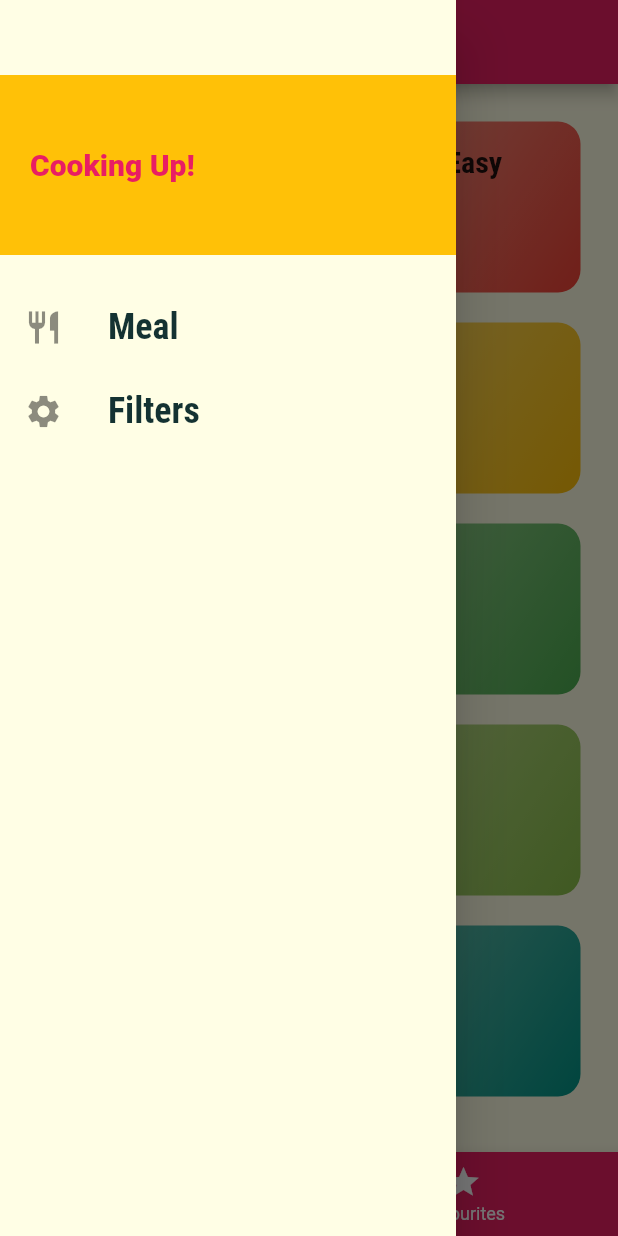
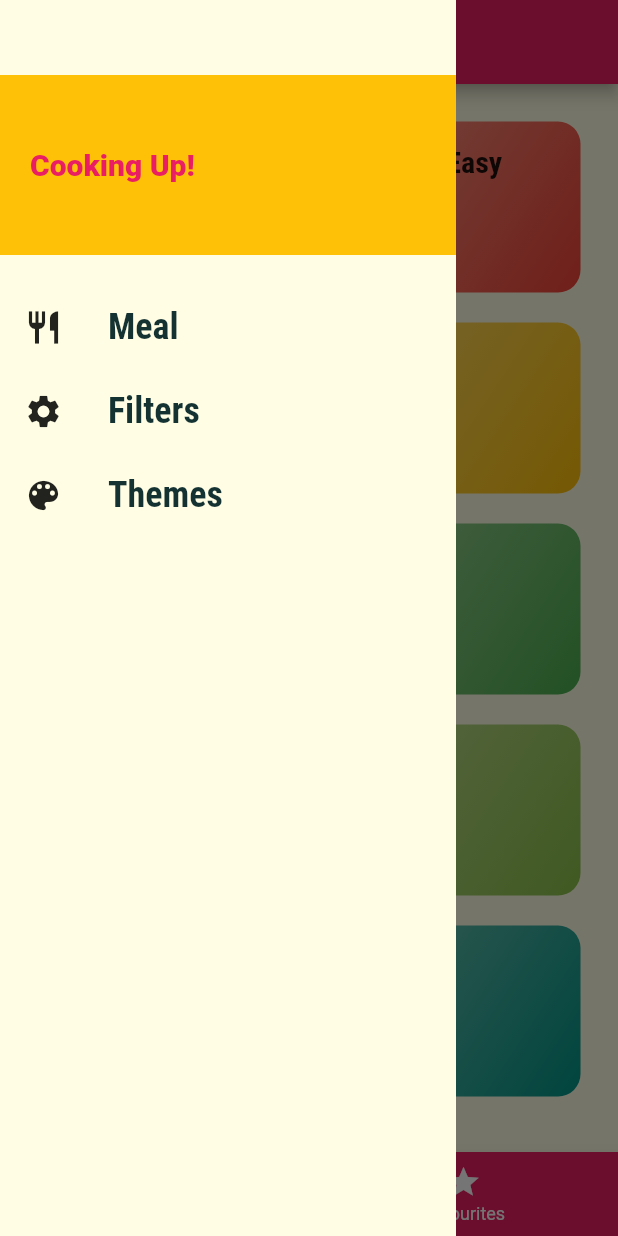
Before and after one commit to ahmedashraf722/mealApp, a Flutter app: the screen it shows after launch, with the side drawer open, on a phone screen of 412 x 824 dp. Run offline on Flutter 3.47's test engine with Material 2 defaults, Android fonts, the phone set to English and light mode, and no system bars; our stand-ins replace flutter_colorpicker, shared_preferences.

Commit message:
Add theme mode provider...

```diff
--- a/lib/main.dart
+++ b/lib/main.dart
@@ -1,19 +1,27 @@
 import 'package:flutter/material.dart';
 import 'package:meal_app/providers/meal_provider.dart';
+import 'package:meal_app/providers/theme_provider.dart';
 import 'package:meal_app/screens/categories_meal_screens.dart';
 import 'package:meal_app/screens/filters_screen.dart';
 import 'package:meal_app/screens/meal_details_screens.dart';
 import 'package:meal_app/screens/tabs_screen.dart';
+import 'package:meal_app/screens/themes_screens.dart';
 import 'package:provider/provider.dart';
+//import 'package:shared_preferences/shared_preferences.dart';
 
 void main() {
+  /*WidgetsFlutterBinding.ensureInitialized();
+  SharedPreferences prefs = await SharedPreferences.getInstance();
+  prefs.clear();*/
   WidgetsFlutterBinding.ensureInitialized();
-
   runApp(
     MultiProvider(
       providers: [
         ChangeNotifierProvider<MealProvider>(
           create: (_) => MealProvider(),
+        ),
+        ChangeNotifierProvider<ThemeProvider>(
+          create: (_) => ThemeProvider(),
         ),
       ],
       child: MyApp(),
@@ -24,19 +32,46 @@ void main() {
 class MyApp extends StatelessWidget {
   @override
   Widget build(BuildContext context) {
+    var tm = Provider.of<ThemeProvider>(context, listen: true).tm;
+    var primaryColor = Provider.of<ThemeProvider>(context, listen: true).primaryColor;
+    var  accentColor = Provider.of<ThemeProvider>(context, listen: true).accentColor;
     return MaterialApp(
+      themeMode: tm,
       theme: ThemeData(
-        primarySwatch: Colors.pink,
-        accentColor: Colors.amber,
+        primarySwatch: primaryColor,
+        accentColor: accentColor,
+        fontFamily: 'Raleway',
         canvasColor: Color.fromRGBO(255, 254, 229, 1),
+        buttonColor: Colors.black87,
+        cardColor: Colors.white,
+        shadowColor: Colors.black54,
         textTheme: ThemeData.light().textTheme.copyWith(
               bodyText1: TextStyle(
                 color: Color.fromRGBO(20, 50, 50, 1),
               ),
-              bodyText2: TextStyle(
-                color: Color.fromRGBO(20, 50, 50, 1),
+              headline6: TextStyle(
+                color: Colors.black87,
+                fontSize: 20,
+                fontFamily: 'RobotoCondensed',
+                fontWeight: FontWeight.bold,
+              ),
+            ),
+      ),
+      darkTheme: ThemeData(
+        primarySwatch: primaryColor,
+        accentColor: accentColor,
+        fontFamily: 'Raleway',
+        canvasColor: Color.fromRGBO(14, 22, 33, 1),
+        buttonColor: Colors.white70,
+        cardColor: Color.fromRGBO(35, 34, 39, 1),
+        shadowColor: Colors.white60,
+        unselectedWidgetColor: Colors.white70,
+        textTheme: ThemeData.dark().textTheme.copyWith(
+              bodyText1: TextStyle(
+                color: Colors.white60,
               ),
               headline6: TextStyle(
+                color: Colors.white70,
                 fontSize: 20,
                 fontFamily: 'RobotoCondensed',
                 fontWeight: FontWeight.bold,
@@ -48,6 +83,7 @@ class MyApp extends StatelessWidget {
         CategoriesMealsScreens.routeName: (context) => CategoriesMealsScreens(),
         MealDetailsScreen.routeName: (context) => MealDetailsScreen(),
         FiltersScreen.routeName: (context) => FiltersScreen(),
+        ThemesScreen.routeName: (context) => ThemesScreen(),
       },
     );
   }
--- /dev/null
+++ b/lib/providers/theme_provider.dart
@@ -0,0 +1,75 @@
+import 'package:flutter/material.dart';
+import 'package:shared_preferences/shared_preferences.dart';
+
+class ThemeProvider with ChangeNotifier {
+  var primaryColor = Colors.pink;
+  var accentColor = Colors.amber;
+
+  var tm = ThemeMode.system;
+  String themeText = "s";
+
+  onChanged(newColor, n) async {
+    n == 1
+        ? primaryColor = _toMaterialColor(newColor.hashCode)
+        : accentColor = _toMaterialColor(newColor.hashCode);
+    notifyListeners();
+    SharedPreferences prefs = await SharedPreferences.getInstance();
+    prefs.setInt("primaryColor", primaryColor.value);
+    prefs.setInt("accentColor", accentColor.value);
+  }
+
+  getThemeColors() async {
+    SharedPreferences prefs = await SharedPreferences.getInstance();
+
+    primaryColor = _toMaterialColor(prefs.getInt("primaryColor") ?? 0xFFE91E63);
+    accentColor = _toMaterialColor(prefs.getInt("accentColor") ?? 0xFFFFC107);
+    notifyListeners();
+  }
+
+  MaterialColor _toMaterialColor(colorVal) {
+    return MaterialColor(
+      colorVal,
+      <int, Color>{
+        50: Color(0xFFFCE4EC),
+        100: Color(0xFFF8BBD0),
+        200: Color(0xFFF48FB1),
+        300: Color(0xFFF06292),
+        400: Color(0xFFEC407A),
+        500: Color(colorVal),
+        600: Color(0xFFD81B60),
+        700: Color(0xFFC2185B),
+        800: Color(0xFFAD1457),
+        900: Color(0xFF880E4F),
+      },
+    );
+  }
+
+  void themeModeChange(newThemeVal) async {
+    tm = newThemeVal;
+    _getThemeText(tm);
+    notifyListeners();
+
+    SharedPreferences prefs = await SharedPreferences.getInstance();
+    prefs.setString("themeText", themeText);
+    print(prefs.getString("themeText"));
+  }
+
+  _getThemeText(ThemeMode tm) {
+    if (tm == ThemeMode.dark)
+      themeText = "d";
+    else if (tm == ThemeMode.light)
+      themeText = "l";
+    else if (tm == ThemeMode.system) themeText = "s";
+  }
+
+  getThemeMode() async {
+    SharedPreferences prefs = await SharedPreferences.getInstance();
+    themeText = prefs.getString("themeText") ?? "s";
+    if (themeText == "d")
+      tm = ThemeMode.dark;
+    else if (themeText == "l")
+      tm = ThemeMode.light;
+    else if (themeText == "s") tm = ThemeMode.system;
+    notifyListeners();
+  }
+}
--- a/lib/screens/filters_screen.dart
+++ b/lib/screens/filters_screen.dart
@@ -1,5 +1,6 @@
 import 'package:flutter/material.dart';
 import 'package:meal_app/providers/meal_provider.dart';
+import 'package:meal_app/providers/theme_provider.dart';
 import 'package:meal_app/screens/main_drawer_screen.dart';
 import 'package:provider/provider.dart';
 
@@ -28,6 +29,11 @@ class _FiltersScreenState extends State<FiltersScreen> {
       ),
       value: currentValue,
       onChanged: updateValue,
+      inactiveTrackColor:
+          Provider.of<ThemeProvider>(context, listen: true).tm ==
+                  ThemeMode.light
+              ? null
+              : Colors.black87,
     );
   }
 
--- a/lib/screens/main_drawer_screen.dart
+++ b/lib/screens/main_drawer_screen.dart
@@ -1,13 +1,20 @@
 import 'package:flutter/material.dart';
 import 'package:meal_app/screens/filters_screen.dart';
+import 'package:meal_app/screens/themes_screens.dart';
 
 class MainDrawer extends StatelessWidget {
-  Widget _widgetListTile(IconData iconData, String text, Function tapHandler) {
+  Widget _widgetListTile(
+      IconData iconData, String text, Function tapHandler, BuildContext ctx) {
     return ListTile(
-      leading: Icon(iconData, size: 26),
+      leading: Icon(
+        iconData,
+        size: 26,
+        color: Theme.of(ctx).buttonColor,
+      ),
       title: Text(
         text,
         style: TextStyle(
+          color: Theme.of(ctx).textTheme.bodyText1.color,
           fontSize: 24,
           fontWeight: FontWeight.bold,
           fontFamily: 'RobotoCondensed',
@@ -20,6 +27,7 @@ class MainDrawer extends StatelessWidget {
   @override
   Widget build(BuildContext context) {
     return Drawer(
+      elevation: 0,
       child: Column(
         children: [
           SizedBox(height: 50),
@@ -41,10 +49,13 @@ class MainDrawer extends StatelessWidget {
           SizedBox(height: 20),
           _widgetListTile(Icons.restaurant, 'Meal', () {
             Navigator.of(context).pushReplacementNamed('/');
-          }),
+          }, context),
           _widgetListTile(Icons.settings, 'Filters', () {
             Navigator.of(context).pushReplacementNamed(FiltersScreen.routeName);
-          }),
+          }, context),
+          _widgetListTile(Icons.color_lens, 'Themes', () {
+            Navigator.of(context).pushReplacementNamed(ThemesScreen.routeName);
+          }, context),
         ],
       ),
     );
--- a/lib/screens/meal_details_screens.dart
+++ b/lib/screens/meal_details_screens.dart
@@ -99,6 +99,7 @@ class _MealDetailsScreenState extends State<MealDetailsScreen> {
         ),
       ),
       floatingActionButton: FloatingActionButton(
+        elevation: 0,
         key: _formKey,
         onPressed: () {
           setState(() {
@@ -111,7 +112,7 @@ class _MealDetailsScreenState extends State<MealDetailsScreen> {
         child: Icon(Provider.of<MealProvider>(
           context,
           listen: true,
-        ).isMealFavourite(mealId)
+        ).isFavourite(mealId)
             ? Icons.star
             : Icons.star_border_outlined),
       ),
--- a/lib/screens/tabs_screen.dart
+++ b/lib/screens/tabs_screen.dart
@@ -1,8 +1,10 @@
 import 'package:flutter/material.dart';
-import 'package:meal_app/models/meal.dart';
+import 'package:meal_app/providers/meal_provider.dart';
+import 'package:meal_app/providers/theme_provider.dart';
 import 'package:meal_app/screens/categories_screens.dart';
 import 'package:meal_app/screens/favourite_screen.dart';
 import 'package:meal_app/screens/main_drawer_screen.dart';
+import 'package:provider/provider.dart';
 
 class TabsScreen extends StatefulWidget {
   @override
@@ -16,6 +18,18 @@ class _TabsScreenState extends State<TabsScreen> {
 
   @override
   void initState() {
+    Provider.of<MealProvider>(
+      context,
+      listen: false,
+    ).getData();
+    Provider.of<ThemeProvider>(
+      context,
+      listen: false,
+    ).getThemeMode();
+    Provider.of<ThemeProvider>(
+      context,
+      listen: false,
+    ).getThemeColors();
     _pages = [
       {
         'page': CategoriesScreens(),
```
Also changed, not shown: lib/providers/meal_provider.dart (+38 -4 lines), lib/screens/themes_screens.dart (added, +140 -0 lines), lib/widgets/meal_items.dart (+13 -4 lines), pubspec.yaml (+9 -2 lines), assets/fonts/Raleway-Italic.ttf (added), assets/fonts/Raleway-Light.ttf (added), assets/fonts/Raleway-Medium.ttf (added), assets/images/a2.png (added), assets/images/image.jpg (added), pubspec.lock.
